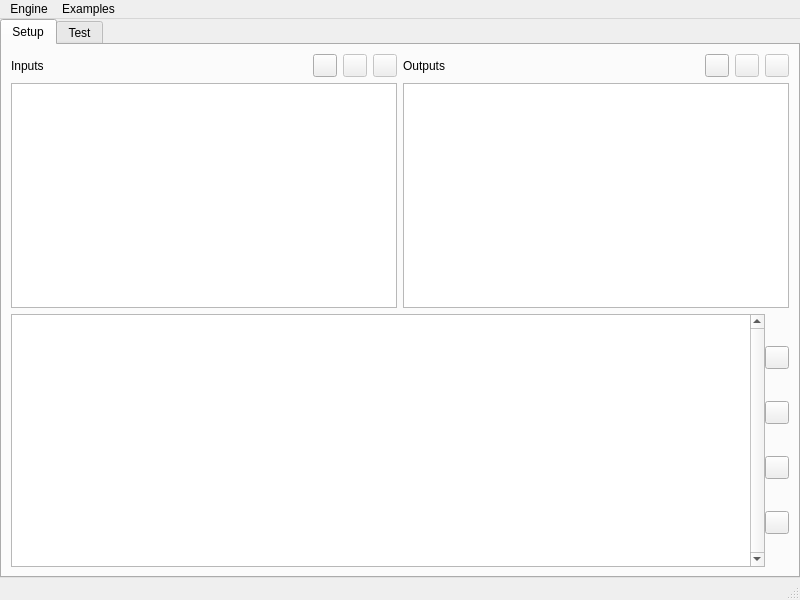
fuzzylite/fuzzylite, file qtfuzzylite/ui/Window.ui: the form before one commit.
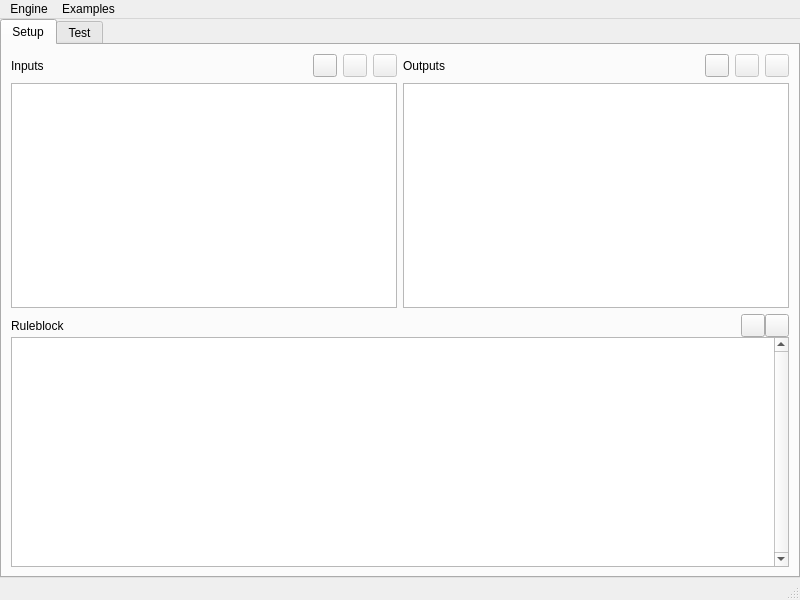
The form after the commit. Icons and pictures are not drawn.

```diff
--- a/qtfuzzylite/ui/Window.ui
+++ b/qtfuzzylite/ui/Window.ui
@@ -172,68 +172,87 @@
              <number>0</number>
             </property>
             <item>
-             <widget class="QPlainTextEdit" name="ptx_rules">
-              <property name="verticalScrollBarPolicy">
-               <enum>Qt::ScrollBarAlwaysOn</enum>
+             <layout class="QVBoxLayout" name="verticalLayout_10">
+              <property name="topMargin">
+               <number>0</number>
               </property>
-              <property name="lineWrapMode">
-               <enum>QPlainTextEdit::NoWrap</enum>
+              <property name="rightMargin">
+               <number>0</number>
               </property>
-              <property name="plainText">
-               <string/>
-              </property>
-              <property name="backgroundVisible">
-               <bool>false</bool>
-              </property>
-             </widget>
+              <item>
+               <layout class="QHBoxLayout" name="horizontalLayout_7">
+                <property name="topMargin">
+                 <number>0</number>
+                </property>
+                <item>
+                 <widget class="QLabel" name="label">
+                  <property name="sizePolicy">
+                   <sizepolicy hsizetype="Minimum" vsizetype="Preferred">
+                    <horstretch>0</horstretch>
+                    <verstretch>0</verstretch>
+                   </sizepolicy>
+                  </property>
+                  <property name="text">
+                   <string>Ruleblock</string>
+                  </property>
+                 </widget>
+                </item>
+                <item>
+                 <widget class="QToolButton" name="btn_generate_rules">
+                  <property name="toolTip">
+                   <string notr="true">Generate all possible of rules</string>
+                  </property>
+                  <property name="text">
+                   <string/>
+                  </property>
+                  <property name="icon">
+                   <iconset resource="resources.qrc">
+                    <normaloff>:/icons/icons/wizard.png</normaloff>:/icons/icons/wizard.png</iconset>
+                  </property>
+                 </widget>
+                </item>
+                <item>
+                 <widget class="QToolButton" name="btn_parse_rules">
+                  <property name="toolTip">
+                   <string>Parse all rules</string>
+                  </property>
+                  <property name="text">
+                   <string/>
+                  </property>
+                  <property name="icon">
+                   <iconset resource="resources.qrc">
+                    <normaloff>:/icons/icons/spellcheck.png</normaloff>:/icons/icons/spellcheck.png</iconset>
+                  </property>
+                 </widget>
+                </item>
+               </layout>
+              </item>
+              <item>
+               <widget class="QPlainTextEdit" name="ptx_rules">
+                <property name="font">
+                 <font>
+                  <family>Ubuntu Mono</family>
+                  <pointsize>13</pointsize>
+                 </font>
+                </property>
+                <property name="verticalScrollBarPolicy">
+                 <enum>Qt::ScrollBarAlwaysOn</enum>
+                </property>
+                <property name="lineWrapMode">
+                 <enum>QPlainTextEdit::NoWrap</enum>
+                </property>
+                <property name="plainText">
+                 <string/>
+                </property>
+                <property name="backgroundVisible">
+                 <bool>false</bool>
+                </property>
+               </widget>
+              </item>
+             </layout>
             </item>
             <item>
-             <layout class="QVBoxLayout" name="verticalLayout_7">
-              <item>
-               <widget class="QToolButton" name="btn_generate_rules">
-                <property name="text">
-                 <string/>
-                </property>
-                <property name="icon">
-                 <iconset resource="resources.qrc">
-                  <normaloff>:/icons/icons/wizard.png</normaloff>:/icons/icons/wizard.png</iconset>
-                </property>
-               </widget>
-              </item>
-              <item>
-               <widget class="QToolButton" name="btn_check_rules">
-                <property name="text">
-                 <string/>
-                </property>
-                <property name="icon">
-                 <iconset resource="resources.qrc">
-                  <normaloff>:/icons/icons/spellcheck.png</normaloff>:/icons/icons/spellcheck.png</iconset>
-                </property>
-               </widget>
-              </item>
-              <item>
-               <widget class="QToolButton" name="btn_ok">
-                <property name="text">
-                 <string/>
-                </property>
-                <property name="icon">
-                 <iconset resource="resources.qrc">
-                  <normaloff>:/icons/icons/apply.png</normaloff>:/icons/icons/apply.png</iconset>
-                </property>
-               </widget>
-              </item>
-              <item>
-               <widget class="QToolButton" name="btn_clear">
-                <property name="text">
-                 <string/>
-                </property>
-                <property name="icon">
-                 <iconset resource="resources.qrc">
-                  <normaloff>:/icons/icons/stop.png</normaloff>:/icons/icons/stop.png</iconset>
-                </property>
-               </widget>
-              </item>
-             </layout>
+             <layout class="QVBoxLayout" name="verticalLayout_7"/>
             </item>
            </layout>
           </item>
```
Left out of the diff: 84 changed lines with no effect on the pictures.
